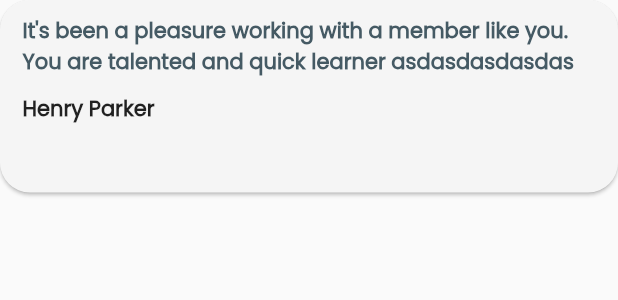
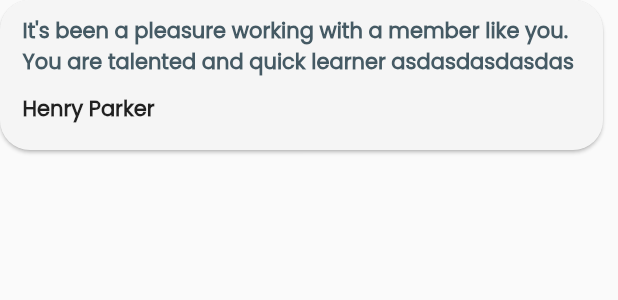
Before and after one commit to Dewsara-Insighture/flutter_dummy, a Flutter app: the ReviewCard widget shown alone on an empty page, opened directly, on a phone screen of 412 x 824 dp. Shown: the top 300 px of the screen. Run offline on Flutter 3.47's test engine with Material 2 defaults, Android fonts, the phone set to English and light mode, and no system bars.

```diff
--- a/lib/screens/home_screen.dart
+++ b/lib/screens/home_screen.dart
@@ -144,7 +144,8 @@ class HomeScreen extends StatelessWidget {
                       closedElevation: 0,
                       openColor: Colors.transparent,
                       transitionType: ContainerTransitionType.fade,
-                      transitionDuration: const Duration(seconds: 1),
+                      transitionDuration:
+                          const Duration(seconds: 1, milliseconds: 30),
                       openBuilder: (context, _) =>
                           UserDetailScreen(userDet: val),
                       closedBuilder: (context, VoidCallback openContainer) =>
--- a/lib/widgets/review_card.dart
+++ b/lib/widgets/review_card.dart
@@ -6,10 +6,12 @@ class ReviewCard extends StatelessWidget {
   @override
   Widget build(BuildContext context) {
     final mediaQuery = MediaQuery.of(context);
-    return AspectRatio(
-      aspectRatio: 25 / 9,
+    return SizedBox(
+      // width: mediaQuery.size.width - 50,
+
+      height: 120,
       child: Card(
-        margin: EdgeInsets.only(bottom: 20),
+        margin: EdgeInsets.only(bottom: 20, right: 10),
         color: Colors.grey[100],
         shape: RoundedRectangleBorder(
           borderRadius: BorderRadius.circular(20.0),
```
